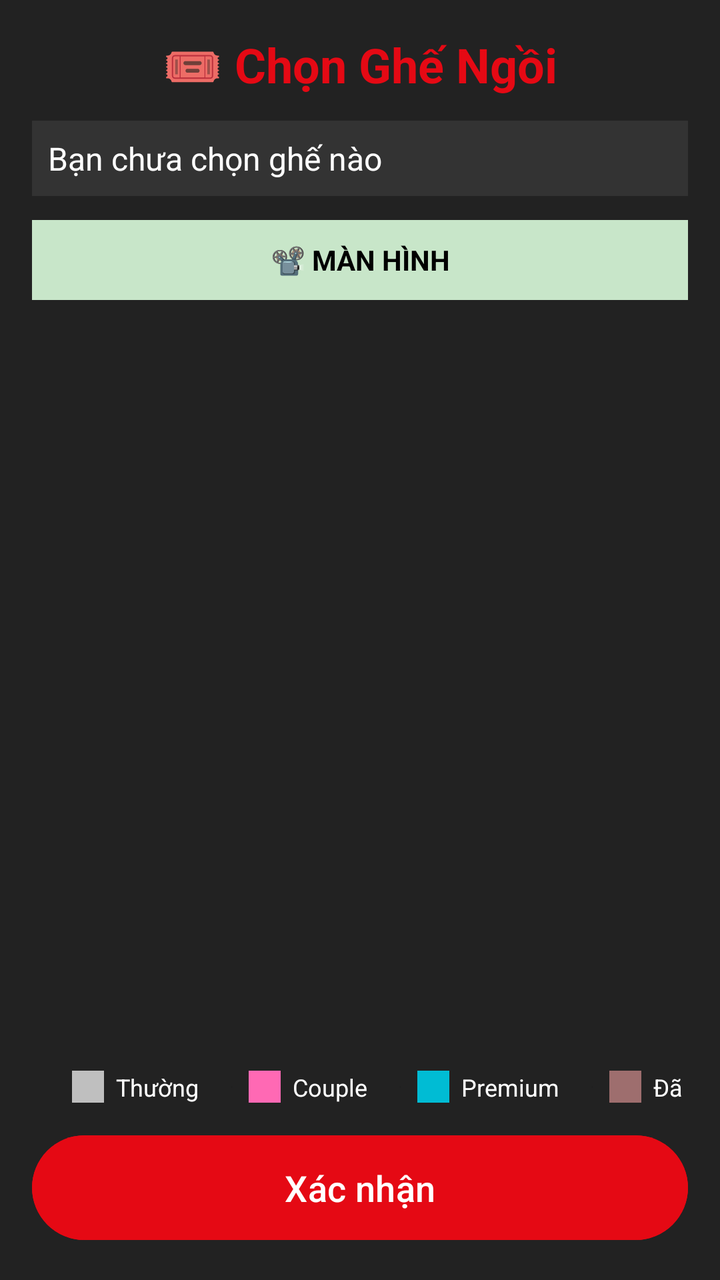
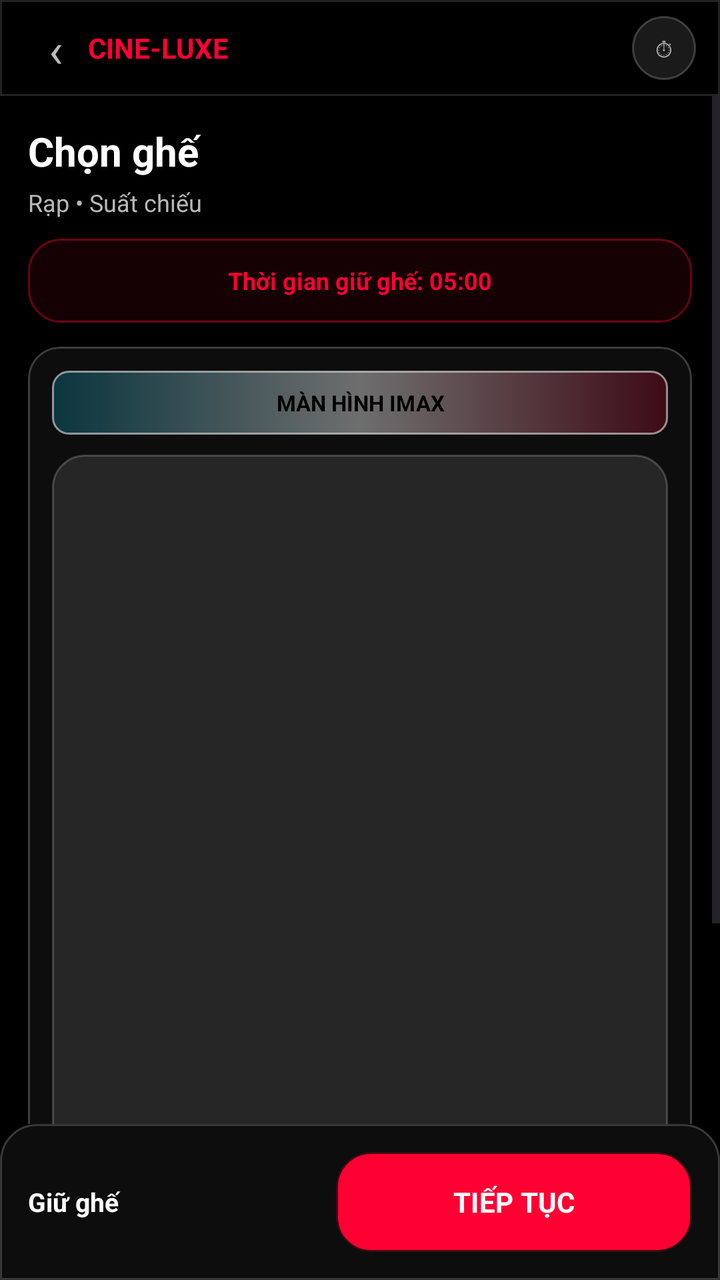

An Android layout rendered at two revisions. The XML below is the earlier revision; the diff shows what the commit changed to produce the second picture.
<!-- AndroidManifest.xml: application theme Theme.BookingCinema -->
<!-- res/layout/activity_choose_seat.xml -->
<?xml version="1.0" encoding="utf-8"?>
<LinearLayout xmlns:android="http://schemas.android.com/apk/res/android"
    android:id="@+id/chooseSeatLayout"
    android:layout_width="match_parent"
    android:layout_height="match_parent"
    android:orientation="vertical"
    android:background="#222222"
    android:padding="16dp">

    
    <TextView
        android:id="@+id/tvChooseSeatTitle"
        android:layout_width="match_parent"
        android:layout_height="wrap_content"
        android:text="🎟️ Chọn Ghế Ngồi"
        android:textSize="24sp"
        android:textStyle="bold"
        android:textColor="#E50914"
        android:gravity="center"
        android:layout_marginBottom="12dp" />

    
    <TextView
        android:id="@+id/txtSeatPriceDetail"
        android:layout_width="match_parent"
        android:layout_height="wrap_content"
        android:text="Bạn chưa chọn ghế nào"
        android:textSize="16sp"
        android:textColor="#FFFFFF"
        android:padding="8dp"
        android:background="#333333"
        android:layout_marginBottom="12dp" />

    
    <TextView
        android:layout_width="match_parent"
        android:layout_height="40dp"
        android:text="📽️ MÀN HÌNH"
        android:gravity="center"
        android:textStyle="bold"
        android:textColor="#000000"
        android:background="#C8E6C9"
        android:layout_marginBottom="12dp" />

    
    <HorizontalScrollView
        android:layout_width="match_parent"
        android:layout_height="0dp"
        android:layout_weight="1"
        android:fillViewport="true">

        <ScrollView
            android:layout_width="wrap_content"
            android:layout_height="match_parent"
            android:fillViewport="true">

            <GridLayout
                android:id="@+id/gridSeats"
                android:layout_width="wrap_content"
                android:layout_height="wrap_content"
                android:columnCount="14"
                android:rowCount="12"
                android:alignmentMode="alignMargins"
                android:useDefaultMargins="true"
                android:padding="8dp" />
        </ScrollView>
    </HorizontalScrollView>

    
    <HorizontalScrollView
        android:layout_width="match_parent"
        android:layout_height="wrap_content"
        android:paddingVertical="12dp"
        android:scrollbars="none">

        <LinearLayout
            android:id="@+id/legendLayout"
            android:layout_width="wrap_content"
            android:layout_height="wrap_content"
            android:orientation="horizontal"
            android:gravity="center_vertical"
            android:paddingHorizontal="12dp"
            android:divider="?android:attr/dividerHorizontal"
            android:showDividers="middle"
            android:dividerPadding="8dp">

            
            
            <LinearLayout
                android:layout_width="wrap_content"
                android:layout_height="wrap_content"
                android:orientation="horizontal"
                android:gravity="center_vertical"
                android:paddingHorizontal="8dp"
                android:layout_marginEnd="8dp">

                <View
                    android:layout_width="16dp"
                    android:layout_height="16dp"
                    android:background="#BFBFBF"
                    android:layout_marginEnd="6dp" />

                <TextView
                    android:layout_width="wrap_content"
                    android:layout_height="wrap_content"
                    android:text="Thường"
                    android:textSize="12sp"
                    android:textColor="#FFFFFF" />
            </LinearLayout>

            
            <LinearLayout
                android:layout_width="wrap_content"
                android:layout_height="wrap_content"
                android:orientation="horizontal"
                android:gravity="center_vertical"
                android:paddingHorizontal="8dp"
                android:layout_marginEnd="8dp">

                <View
                    android:layout_width="16dp"
                    android:layout_height="16dp"
                    android:background="#FF69B4"
                    android:layout_marginEnd="6dp" />

                <TextView
                    android:layout_width="wrap_content"
                    android:layout_height="wrap_content"
                    android:text="Couple"
                    android:textSize="12sp"
                    android:textColor="#FFFFFF" />
            </LinearLayout>

            
            <LinearLayout
                android:layout_width="wrap_content"
                android:layout_height="wrap_content"
                android:orientation="horizontal"
                android:gravity="center_vertical"
                android:paddingHorizontal="8dp"
                android:layout_marginEnd="8dp">

                <View
                    android:layout_width="16dp"
                    android:layout_height="16dp"
                    android:background="#00BCD4"
                    android:layout_marginEnd="6dp" />

                <TextView
                    android:layout_width="wrap_content"
                    android:layout_height="wrap_content"
                    android:text="Premium"
                    android:textSize="12sp"
                    android:textColor="#FFFFFF" />
            </LinearLayout>

            
            <LinearLayout
                android:layout_width="wrap_content"
                android:layout_height="wrap_content"
                android:orientation="horizontal"
                android:gravity="center_vertical"
                android:paddingHorizontal="8dp"
                android:layout_marginEnd="8dp">

                <View
                    android:layout_width="16dp"
                    android:layout_height="16dp"
                    android:background="#9E6E6E"
                    android:layout_marginEnd="6dp" />

                <TextView
                    android:layout_width="wrap_content"
                    android:layout_height="wrap_content"
                    android:text="Đã đặt"
                    android:textSize="12sp"
                    android:textColor="#FFFFFF" />
            </LinearLayout>

            
            <LinearLayout
                android:layout_width="wrap_content"
                android:layout_height="wrap_content"
                android:orientation="horizontal"
                android:gravity="center_vertical"
                android:paddingHorizontal="8dp">

                <View
                    android:layout_width="16dp"
                    android:layout_height="16dp"
                    android:background="#4CAF50"
                    android:layout_marginEnd="6dp" />

                <TextView
                    android:layout_width="wrap_content"
                    android:layout_height="wrap_content"
                    android:text="Đã chọn"
                    android:textSize="12sp"
                    android:textColor="#FFFFFF" />
            </LinearLayout>
        </LinearLayout>
    </HorizontalScrollView>


    
    <Button
        android:id="@+id/btnConfirm"
        android:layout_width="match_parent"
        android:layout_height="wrap_content"
        android:text="Xác nhận"
        android:textSize="18sp"
        android:textColor="#FFFFFF"
        android:backgroundTint="#E50914"
        android:padding="14dp" />
</LinearLayout>
<!-- resources referenced by this layout -->
<resources>
  <style name="Base.Theme.BookingCinema" parent="Theme.Material3.DayNight.NoActionBar">
          
          
      </style>
  <!-- unchanged entries left out for length: 1 -->
</resources>

<!-- the commit's change to res/layout/activity_choose_seat.xml (unified diff, before → after) -->
@@ -1,215 +1,263 @@
 <?xml version="1.0" encoding="utf-8"?>
 <LinearLayout xmlns:android="http://schemas.android.com/apk/res/android"
+    xmlns:app="http://schemas.android.com/apk/res-auto"
     android:id="@+id/chooseSeatLayout"
     android:layout_width="match_parent"
     android:layout_height="match_parent"
-    android:orientation="vertical"
-    android:background="#222222"
-    android:padding="16dp">
-
-    
-    <TextView
-        android:id="@+id/tvChooseSeatTitle"
+    android:background="@color/cinema_bg"
+    android:orientation="vertical">
+
+    <LinearLayout
         android:layout_width="match_parent"
-        android:layout_height="wrap_content"
-        android:text="🎟️ Chọn Ghế Ngồi"
-        android:textSize="24sp"
-        android:textStyle="bold"
-        android:textColor="#E50914"
-        android:gravity="center"
-        android:layout_marginBottom="12dp" />
-
-    
-    <TextView
-        android:id="@+id/txtSeatPriceDetail"
-        android:layout_width="match_parent"
-        android:layout_height="wrap_content"
-        android:text="Bạn chưa chọn ghế nào"
-        android:textSize="16sp"
-        android:textColor="#FFFFFF"
-        android:padding="8dp"
-        android:background="#333333"
-        android:layout_marginBottom="12dp" />
-
-    
-    <TextView
-        android:layout_width="match_parent"
-        android:layout_height="40dp"
-        android:text="📽️ MÀN HÌNH"
-        android:gravity="center"
-        android:textStyle="bold"
-        android:textColor="#000000"
-        android:background="#C8E6C9"
-        android:layout_marginBottom="12dp" />
-
-    
-    <HorizontalScrollView
+        android:layout_height="48dp"
+        android:background="@drawable/bg_top_bar_luxe"
+        android:gravity="center_vertical"
+        android:orientation="horizontal"
+        android:paddingHorizontal="12dp">
+
+        <TextView
+            android:layout_width="32dp"
+            android:layout_height="32dp"
+            android:gravity="center"
+            android:text="‹"
+            android:textColor="@color/cinema_text_muted"
+            android:textSize="24sp" />
+
+        <TextView
+            android:layout_width="0dp"
+            android:layout_height="wrap_content"
+            android:layout_weight="1"
+            android:text="CINE-LUXE"
+            android:textColor="@color/cinema_accent"
+            android:textSize="14sp"
+            android:textStyle="bold" />
+
+        <TextView
+            android:layout_width="32dp"
+            android:layout_height="32dp"
+            android:background="@drawable/bg_icon_circle_luxe"
+            android:gravity="center"
+            android:text="⏱"
+            android:textColor="@color/cinema_text_muted"
+            android:textSize="12sp" />
+    </LinearLayout>
+
+    <ScrollView
         android:layout_width="match_parent"
         android:layout_height="0dp"
         android:layout_weight="1"
-        android:fillViewport="true">
-
-        <ScrollView
-            android:layout_width="wrap_content"
-            android:layout_height="match_parent"
-            android:fillViewport="true">
-
-            <GridLayout
-                android:id="@+id/gridSeats"
-                android:layout_width="wrap_content"
-                android:layout_height="wrap_content"
-                android:columnCount="14"
-                android:rowCount="12"
-                android:alignmentMode="alignMargins"
-                android:useDefaultMargins="true"
-                android:padding="8dp" />
-        </ScrollView>
-    </HorizontalScrollView>
-
-    
-    <HorizontalScrollView
+        android:fillViewport="true"
+        android:overScrollMode="never">
+
+        <LinearLayout
+            android:layout_width="match_parent"
+            android:layout_height="wrap_content"
+            android:orientation="vertical"
+            android:padding="14dp">
+
+            <TextView
+                android:id="@+id/tvMovieTitle"
+                android:layout_width="match_parent"
+                android:layout_height="wrap_content"
+                android:ellipsize="end"
+                android:maxLines="2"
+                android:text="Chọn ghế"
+                android:textColor="@color/cinema_text"
+                android:textSize="20sp"
+                android:textStyle="bold" />
+
+            <TextView
+                android:id="@+id/tvCinemaTime"
+                android:layout_width="match_parent"
+                android:layout_height="wrap_content"
+                android:layout_marginTop="4dp"
+                android:ellipsize="end"
+                android:maxLines="1"
+                android:text="Rạp • Suất chiếu"
+                android:textColor="@color/cinema_text_muted"
+                android:textSize="12sp" />
+
+            <TextView
+                android:id="@+id/tvHoldCountdown"
+                android:layout_width="match_parent"
+                android:layout_height="42dp"
+                android:layout_marginTop="10dp"
+                android:background="@drawable/bg_voucher_luxe"
+                android:gravity="center"
+                android:text="Thời gian giữ ghế: 05:00"
+                android:textColor="@color/cinema_accent"
+                android:textSize="12sp"
+                android:textStyle="bold" />
+
+            <com.google.android.material.card.MaterialCardView
+                android:layout_width="match_parent"
+                android:layout_height="wrap_content"
+                android:layout_marginTop="12dp"
+                app:cardBackgroundColor="@color/cinema_panel"
+                app:cardCornerRadius="16dp"
+                app:cardElevation="0dp"
+                app:strokeColor="@color/cinema_stroke"
+                app:strokeWidth="1dp">
+
+                <LinearLayout
+                    android:layout_width="match_parent"
+                    android:layout_height="wrap_content"
+                    android:orientation="vertical"
+                    android:padding="12dp">
+
+                    <TextView
+                        android:layout_width="match_parent"
+                        android:layout_height="32dp"
+                        android:background="@drawable/bg_screen_luxe"
+                        android:gravity="center"
+                        android:text="MÀN HÌNH IMAX"
+                        android:textColor="@color/cinema_bg"
+                        android:textSize="11sp"
+                        android:textStyle="bold" />
+
+                    <FrameLayout
+                        android:layout_width="match_parent"
+                        android:layout_height="356dp"
+                        android:layout_marginTop="10dp"
+                        android:background="@drawable/bg_panel_glass">
+
+                        <HorizontalScrollView
+                            android:layout_width="match_parent"
+                            android:layout_height="match_parent"
+                            android:fillViewport="true"
+                            android:overScrollMode="never">
+
+                            <ScrollView
+                                android:layout_width="wrap_content"
+                                android:layout_height="match_parent"
+                                android:fillViewport="true"
+                                android:overScrollMode="never">
+
+                                <GridLayout
+                                    android:id="@+id/gridSeats"
+                                    android:layout_width="wrap_content"
+                                    android:layout_height="wrap_content"
+                                    android:alignmentMode="alignMargins"
+                                    android:columnCount="10"
+                                    android:padding="10dp"
+                                    android:rowCount="8"
+                                    android:useDefaultMargins="true" />
+                            </ScrollView>
+                        </HorizontalScrollView>
+
+                        <ProgressBar
+                            android:id="@+id/progressBar"
+                            android:layout_width="40dp"
+                            android:layout_height="40dp"
+                            android:layout_gravity="center"
+                            android:indeterminateTint="@color/cinema_accent" />
+                    </FrameLayout>
+
+                    <LinearLayout
+                        android:layout_width="match_parent"
+                        android:layout_height="wrap_content"
+                        android:layout_marginTop="10dp"
+                        android:gravity="center"
+                        android:orientation="horizontal">
+
+                        <TextView
+                            android:layout_width="12dp"
+                            android:layout_height="12dp"
+                            android:background="@drawable/bg_seat_available" />
+
+                        <TextView
+                            android:layout_width="wrap_content"
+                            android:layout_height="wrap_content"
+                            android:layout_marginStart="5dp"
+                            android:text="Thường"
+                            android:textColor="@color/cinema_text_muted"
+                            android:textSize="10sp" />
+
+                        <TextView
+                            android:layout_width="12dp"
+                            android:layout_height="12dp"
+                            android:layout_marginStart="12dp"
+                            android:background="@drawable/bg_seat_vip" />
+
+                        <TextView
+                            android:layout_width="wrap_content"
+                            android:layout_height="wrap_content"
+                            android:layout_marginStart="5dp"
+                            android:text="VIP"
+                            android:textColor="@color/cinema_text_muted"
+                            android:textSize="10sp" />
+
+                        <TextView
+                            android:layout_width="12dp"
+                            android:layout_height="12dp"
+                            android:layout_marginStart="12dp"
+                            android:background="@drawable/bg_seat_couple" />
+
+                        <TextView
+                            android:layout_width="wrap_content"
+                            android:layout_height="wrap_content"
+                            android:layout_marginStart="5dp"
+                            android:text="Couple"
+                            android:textColor="@color/cinema_text_muted"
+                            android:textSize="10sp" />
+
+                        <TextView
+                            android:layout_width="12dp"
+                            android:layout_height="12dp"
+                            android:layout_marginStart="12dp"
+                            android:background="@drawable/bg_seat_booked" />
+
+                        <TextView
+                            android:layout_width="wrap_content"
+                            android:layout_height="wrap_content"
+                            android:layout_marginStart="5dp"
+                            android:text="Đã đặt"
+                            android:textColor="@color/cinema_text_muted"
+                            android:textSize="10sp" />
+                    </LinearLayout>
+                </LinearLayout>
+            </com.google.android.material.card.MaterialCardView>
+
+            <TextView
+                android:id="@+id/txtSeatPriceDetail"
+                android:layout_width="match_parent"
+                android:layout_height="wrap_content"
+                android:layout_marginTop="12dp"
+                android:background="@drawable/bg_panel_glass"
+                android:lineSpacingExtra="3dp"
+                android:padding="12dp"
+                android:text="Bạn chưa chọn ghế nào"
+                android:textColor="@color/cinema_text"
+                android:textSize="13sp" />
+        </LinearLayout>
+    </ScrollView>
+
+    <LinearLayout
         android:layout_width="match_parent"
-        android:layout_height="wrap_content"
-        android:paddingVertical="12dp"
-        android:scrollbars="none">
-
-        <LinearLayout
-            android:id="@+id/legendLayout"
-            android:layout_width="wrap_content"
+        android:layout_height="78dp"
+        android:background="@drawable/bg_sticky_checkout"
+        android:gravity="center_vertical"
+        android:orientation="horizontal"
+        android:paddingHorizontal="14dp">
+
+        <TextView
+            android:layout_width="0dp"
             android:layout_height="wrap_content"
-            android:orientation="horizontal"
-            android:gravity="center_vertical"
-            android:paddingHorizontal="12dp"
-            android:divider="?android:attr/dividerHorizontal"
-            android:showDividers="middle"
-            android:dividerPadding="8dp">
-
-            
-            
-            <LinearLayout
-                android:layout_width="wrap_content"
-                android:layout_height="wrap_content"
-                android:orientation="horizontal"
-                android:gravity="center_vertical"
-                android:paddingHorizontal="8dp"
-                android:layout_marginEnd="8dp">
-
-                <View
-                    android:layout_width="16dp"
-                    android:layout_height="16dp"
-                    android:background="#BFBFBF"
-                    android:layout_marginEnd="6dp" />
-
-                <TextView
-                    android:layout_width="wrap_content"
-                    android:layout_height="wrap_content"
-                    android:text="Thường"
-                    android:textSize="12sp"
-                    android:textColor="#FFFFFF" />
-            </LinearLayout>
-
-            
-            <LinearLayout
-                android:layout_width="wrap_content"
-                android:layout_height="wrap_content"
-                android:orientation="horizontal"
-                android:gravity="center_vertical"
-                android:paddingHorizontal="8dp"
-                android:layout_marginEnd="8dp">
-
-                <View
-                    android:layout_width="16dp"
-                    android:layout_height="16dp"
-                    android:background="#FF69B4"
-                    android:layout_marginEnd="6dp" />
-
-                <TextView
-                    android:layout_width="wrap_content"
-                    android:layout_height="wrap_content"
-                    android:text="Couple"
-                    android:textSize="12sp"
-                    android:textColor="#FFFFFF" />
-            </LinearLayout>
-
-            
-            <LinearLayout
-                android:layout_width="wrap_content"
-                android:layout_height="wrap_content"
-                android:orientation="horizontal"
-                android:gravity="center_vertical"
-                android:paddingHorizontal="8dp"
-                android:layout_marginEnd="8dp">
-
-                <View
-                    android:layout_width="16dp"
-                    android:layout_height="16dp"
-                    android:background="#00BCD4"
-                    android:layout_marginEnd="6dp" />
-
-                <TextView
-                    android:layout_width="wrap_content"
-                    android:layout_height="wrap_content"
-                    android:text="Premium"
-                    android:textSize="12sp"
-                    android:textColor="#FFFFFF" />
-            </LinearLayout>
-
-            
-            <LinearLayout
-                android:layout_width="wrap_content"
-                android:layout_height="wrap_content"
-                android:orientation="horizontal"
-                android:gravity="center_vertical"
-                android:paddingHorizontal="8dp"
-                android:layout_marginEnd="8dp">
-
-                <View
-                    android:layout_width="16dp"
-                    android:layout_height="16dp"
-                    android:background="#9E6E6E"
-                    android:layout_marginEnd="6dp" />
-
-                <TextView
-                    android:layout_width="wrap_content"
-                    android:layout_height="wrap_content"
-                    android:text="Đã đặt"
-                    android:textSize="12sp"
-                    android:textColor="#FFFFFF" />
-            </LinearLayout>
-
-            
-            <LinearLayout
-                android:layout_width="wrap_content"
-                android:layout_height="wrap_content"
-                android:orientation="horizontal"
-                android:gravity="center_vertical"
-                android:paddingHorizontal="8dp">
-
-                <View
-                    android:layout_width="16dp"
-                    android:layout_height="16dp"
-                    android:background="#4CAF50"
-                    android:layout_marginEnd="6dp" />
-
-                <TextView
-                    android:layout_width="wrap_content"
-                    android:layout_height="wrap_content"
-                    android:text="Đã chọn"
-                    android:textSize="12sp"
-                    android:textColor="#FFFFFF" />
-            </LinearLayout>
-        </LinearLayout>
-    </HorizontalScrollView>
-
-
-    
-    <Button
-        android:id="@+id/btnConfirm"
-        android:layout_width="match_parent"
-        android:layout_height="wrap_content"
-        android:text="Xác nhận"
-        android:textSize="18sp"
-        android:textColor="#FFFFFF"
-        android:backgroundTint="#E50914"
-        android:padding="14dp" />
+            android:layout_weight="1"
+            android:text="Giữ ghế"
+            android:textColor="@color/cinema_text"
+            android:textSize="13sp"
+            android:textStyle="bold" />
+
+        <Button
+            android:id="@+id/btnConfirm"
+            android:layout_width="178dp"
+            android:layout_height="50dp"
+            android:background="@drawable/bg_button_neon"
+            android:text="TIẾP TỤC"
+            android:textAllCaps="true"
+            android:textColor="@color/white"
+            android:textSize="14sp"
+            android:textStyle="bold" />
+    </LinearLayout>
 </LinearLayout>
<!-- resource entries referenced after the edit -->
@@ -1,8 +1,140 @@
 <!-- resources referenced by this layout -->
 <resources>
+  <color name="cinema_accent">#FF0033</color>
+  <color name="cinema_bg">#000000</color>
+  <color name="cinema_panel">#0D0D0D</color>
+  <color name="cinema_stroke">#33FFFFFF</color>
+  <color name="cinema_text">#FFFFFFFF</color>
+  <color name="cinema_text_muted">#B8B8B8</color>
+  <color name="white">#FFFFFFFF</color>
+  <!-- drawable bg_button_neon (drawable) -->
+  <?xml version="1.0" encoding="utf-8"?>
+  <layer-list xmlns:android="http://schemas.android.com/apk/res/android">
+      <item>
+          <shape>
+              <solid android:color="#33FF0033" />
+              <corners android:radius="18dp" />
+          </shape>
+      </item>
+      <item
+          android:left="1dp"
+          android:top="1dp"
+          android:right="1dp"
+          android:bottom="1dp">
+          <shape>
+              <solid android:color="#FF0033" />
+              <stroke
+                  android:width="1dp"
+                  android:color="#FFFF5C78" />
+              <corners android:radius="16dp" />
+              <padding
+                  android:left="18dp"
+                  android:top="12dp"
+                  android:right="18dp"
+                  android:bottom="12dp" />
+          </shape>
+      </item>
+  </layer-list>
+  <!-- drawable bg_icon_circle_luxe (drawable) -->
+  <?xml version="1.0" encoding="utf-8"?>
+  <shape xmlns:android="http://schemas.android.com/apk/res/android"
+      android:shape="oval">
+      <solid android:color="#1AFFFFFF" />
+      <stroke
+          android:width="1dp"
+          android:color="#33FFFFFF" />
+  </shape>
+  <!-- drawable bg_panel_glass (drawable) -->
+  <?xml version="1.0" encoding="utf-8"?>
+  <shape xmlns:android="http://schemas.android.com/apk/res/android">
+      <solid android:color="#1AFFFFFF" />
+      <stroke android:width="1dp" android:color="#33FFFFFF" />
+      <corners android:radius="16dp" />
+  </shape>
+  <!-- drawable bg_screen_luxe (drawable) -->
+  <?xml version="1.0" encoding="utf-8"?>
+  <shape xmlns:android="http://schemas.android.com/apk/res/android">
+      <gradient android:angle="0" android:startColor="#3300D4FF" android:centerColor="#66FFFFFF" android:endColor="#33FF0033" />
+      <stroke android:width="1dp" android:color="#88FFFFFF" />
+      <corners android:radius="8dp" />
+  </shape>
+  <!-- drawable bg_seat_available (drawable) -->
+  <?xml version="1.0" encoding="utf-8"?>
+  <shape xmlns:android="http://schemas.android.com/apk/res/android">
+      <solid android:color="#1AFFFFFF" />
+      <stroke
+          android:width="1dp"
+          android:color="#33FFFFFF" />
+      <corners android:radius="5dp" />
+  </shape>
+  <!-- drawable bg_seat_booked (drawable) -->
+  <?xml version="1.0" encoding="utf-8"?>
+  <shape xmlns:android="http://schemas.android.com/apk/res/android">
+      <solid android:color="#242424" />
+      <stroke
+          android:width="1dp"
+          android:color="#44FFFFFF" />
+      <corners android:radius="5dp" />
+  </shape>
+  <!-- drawable bg_seat_couple (drawable) -->
+  <?xml version="1.0" encoding="utf-8"?>
+  <shape xmlns:android="http://schemas.android.com/apk/res/android">
+      <solid android:color="#22FF0033" />
+      <stroke
+          android:width="1dp"
+          android:color="#FF0033" />
+      <corners android:radius="5dp" />
+  </shape>
+  <!-- drawable bg_seat_vip (drawable) -->
+  <?xml version="1.0" encoding="utf-8"?>
+  <shape xmlns:android="http://schemas.android.com/apk/res/android">
+      <solid android:color="#1AFFFFFF" />
+      <stroke
+          android:width="1dp"
+          android:color="#FFFFFFFF" />
+      <corners android:radius="5dp" />
+  </shape>
+  <!-- drawable bg_sticky_checkout (drawable) -->
+  <?xml version="1.0" encoding="utf-8"?>
+  <shape xmlns:android="http://schemas.android.com/apk/res/android">
+      <solid android:color="#0D0D0D" />
+      <stroke
+          android:width="1dp"
+          android:color="#33FFFFFF" />
+      <corners
+          android:topLeftRadius="18dp"
+          android:topRightRadius="18dp" />
+      <padding
+          android:left="14dp"
+          android:top="12dp"
+          android:right="14dp"
+          android:bottom="12dp" />
+  </shape>
+  <!-- drawable bg_top_bar_luxe (drawable) -->
+  <?xml version="1.0" encoding="utf-8"?>
+  <shape xmlns:android="http://schemas.android.com/apk/res/android">
+      <solid android:color="#000000" />
+      <stroke
+          android:width="1dp"
+          android:color="#22FFFFFF" />
+  </shape>
+  <!-- drawable bg_voucher_luxe (drawable) -->
+  <?xml version="1.0" encoding="utf-8"?>
+  <shape xmlns:android="http://schemas.android.com/apk/res/android">
+      <solid android:color="#15FF0033" />
+      <stroke android:width="1dp" android:color="#66FF0033" />
+      <corners android:radius="16dp" />
+  </shape>
   <style name="Base.Theme.BookingCinema" parent="Theme.Material3.DayNight.NoActionBar">
-          
-          
+          <item name="android:fontFamily">sans-serif</item>
+          <item name="fontFamily">sans-serif</item>
+          <item name="android:windowLightStatusBar">false</item>
+          <item name="android:statusBarColor">@color/cinema_bg</item>
+          <item name="android:navigationBarColor">@color/cinema_bg</item>
+          <item name="android:windowNoTitle">true</item>
+          <item name="colorPrimary">@color/cinema_accent</item>
+          <item name="colorSecondary">@color/cinema_accent</item>
+          <item name="colorSurface">@color/cinema_panel</item>
       </style>
   <!-- unchanged entries left out for length: 1 -->
 </resources>
